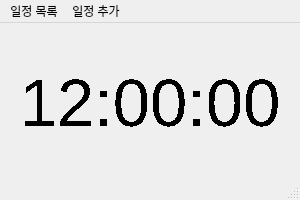
The window that ui/MainWindow.ui (stellarfloat/2020-2_swp2_ADProject_Remi) describes before a commit, drawn with Qt 5.
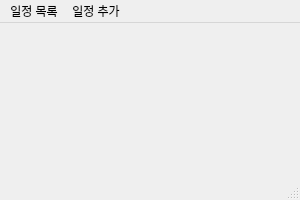
The same window after the commit.

Commit message:
MainWindow - add Timer (interval: 1000ms)
- add Timer (interval: 1000ms)
- add Time show logics (integrated with timer)

- add debug code (if run timer_handler, show current timestamp)

Diff of the .ui file:
```diff
--- a/ui/MainWindow.ui
+++ b/ui/MainWindow.ui
@@ -34,16 +34,12 @@
     </property>
     <property name="font">
      <font>
-      <pointsize>50</pointsize>
-      <stylestrategy>NoAntialias</stylestrategy>
+      <pointsize>35</pointsize>
      </font>
     </property>
     <property name="layoutDirection">
      <enum>Qt::LeftToRight</enum>
     </property>
-    <property name="text">
-     <string>12:00:00</string>
-    </property>
     <property name="alignment">
      <set>Qt::AlignCenter</set>
     </property>
```
The commit also changes 1 other file.
